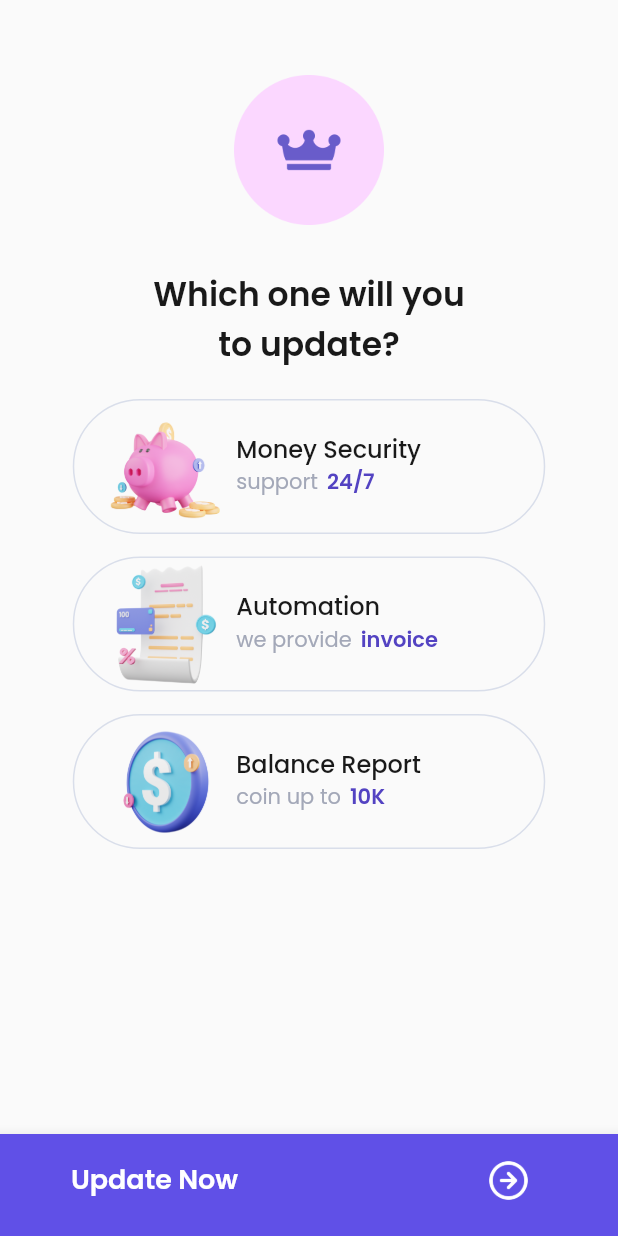
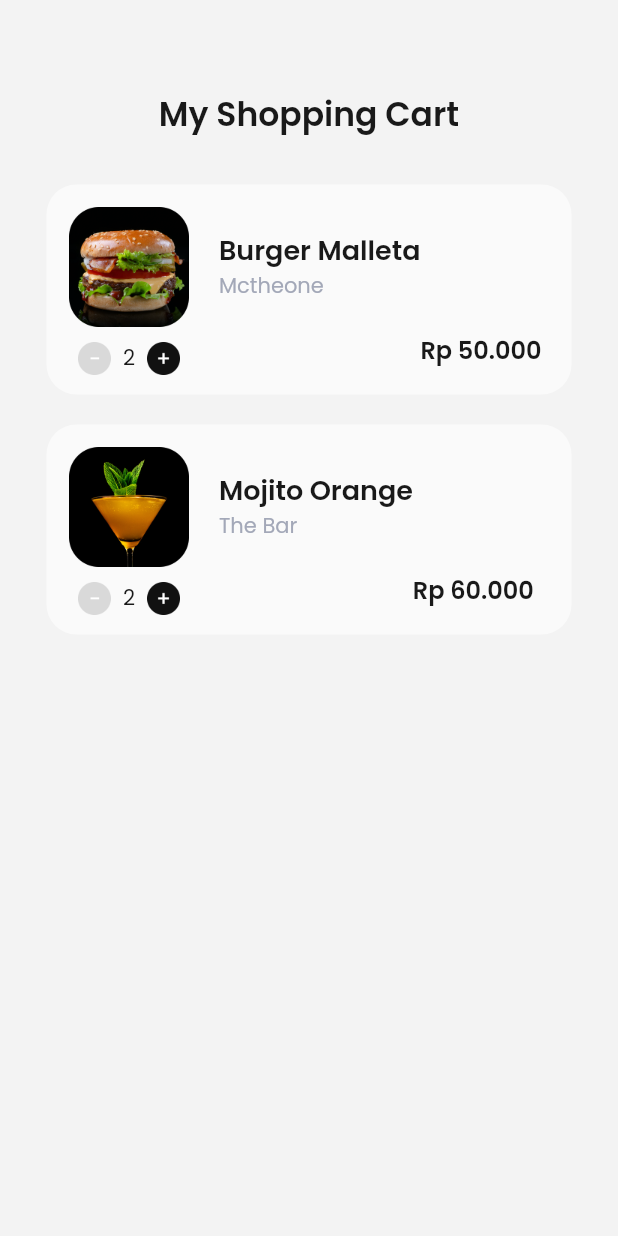
Before and after one commit to davadaviar/intro-flutter, a Flutter app: the screen it shows after launch, on a phone screen of 412 x 824 dp. Run offline on Flutter 3.47's test engine with Material 2 defaults, Android fonts, the phone set to English and light mode, and no system bars; our stand-ins replace google_fonts.

Commit message:
Add new first shopping cart page

```diff
--- a/lib/main.dart
+++ b/lib/main.dart
@@ -1,4 +1,5 @@
 import 'package:flutter/material.dart';
+import 'package:flutterday_one/pages/first_cart.dart';
 import 'package:flutterday_one/pages/first_empty.dart';
 import 'package:flutterday_one/pages/first_pricing.dart';
 import 'package:flutterday_one/pages/first_rate.dart';
@@ -14,7 +15,7 @@ class SevenDays extends StatelessWidget {
   Widget build(BuildContext context) {
     return MaterialApp(
       debugShowCheckedModeBanner: false,
-      home: FirstPricing(),
+      home: FirstCart(),
     );
   }
 }
--- /dev/null
+++ b/lib/pages/first_cart.dart
@@ -0,0 +1,153 @@
+import 'package:flutter/material.dart';
+import 'package:google_fonts/google_fonts.dart';
+
+class FirstCart extends StatefulWidget {
+  @override
+  State<FirstCart> createState() => _FirstCartState();
+}
+
+class _FirstCartState extends State<FirstCart> {
+  @override
+  Widget build(BuildContext context) {
+    Widget header() {
+      return Padding(
+        padding: const EdgeInsets.only(top: 60, left: 30, right: 30),
+        child: Column(
+          children: [
+            Center(
+              child: Text(
+                'My Shopping Cart',
+                style: GoogleFonts.poppins(
+                  color: Color(0xff191919),
+                  fontSize: 22,
+                  fontWeight: FontWeight.w600,
+                ),
+              ),
+            ),
+          ],
+        ),
+      );
+    }
+
+    ;
+
+    Widget cardCart(
+      String imgUrl,
+      String title,
+      String description,
+      String totalPrice,
+    ) {
+      return Container(
+        width: 350,
+        height: 140,
+        decoration: BoxDecoration(
+          color: Color(0xffFAFAFA),
+          borderRadius: BorderRadius.circular(20),
+        ),
+        child: Row(
+          children: [
+            Padding(
+              padding: const EdgeInsets.only(
+                top: 15,
+                left: 15,
+              ),
+              child: Column(
+                children: [
+                  Image.asset(
+                    imgUrl,
+                    width: 80,
+                  ),
+                  SizedBox(
+                    height: 10,
+                  ),
+                  Row(
+                    mainAxisAlignment: MainAxisAlignment.center,
+                    children: [
+                      Image.asset(
+                        'assets/min_icon.png',
+                        width: 22,
+                      ),
+                      SizedBox(
+                        width: 8,
+                      ),
+                      Text(
+                        '2',
+                        style: GoogleFonts.poppins(
+                          color: Color(0xff191919),
+                        ),
+                      ),
+                      SizedBox(
+                        width: 8,
+                      ),
+                      Image.asset(
+                        'assets/plus_icon.png',
+                        width: 22,
+                      ),
+                    ],
+                  )
+                ],
+              ),
+            ),
+            Padding(
+              padding: const EdgeInsets.only(
+                top: 30,
+                left: 20,
+              ),
+              child: Column(
+                crossAxisAlignment: CrossAxisAlignment.start,
+                children: [
+                  Text(
+                    title,
+                    style: GoogleFonts.poppins(
+                      color: Color(0xff191919),
+                      fontSize: 18,
+                      fontWeight: FontWeight.w600,
+                    ),
+                  ),
+                  Text(
+                    description,
+                    style: GoogleFonts.poppins(
+                      color: Color(0xffA3A8B8),
+                      fontWeight: FontWeight.w400,
+                    ),
+                  ),
+                ],
+              ),
+            ),
+            Padding(
+              padding: const EdgeInsets.only(
+                top: 80,
+              ),
+              child: Text(
+                totalPrice,
+                style: GoogleFonts.poppins(
+                    color: Color(0xff191919),
+                    fontSize: 16,
+                    fontWeight: FontWeight.w600),
+              ),
+            ),
+          ],
+        ),
+      );
+    }
+
+    return Scaffold(
+      backgroundColor: Color(0xffF3F3F3),
+      body: Column(
+        children: [
+          header(),
+          SizedBox(
+            height: 30,
+          ),
+          cardCart(
+              'assets/burger.png', 'Burger Malleta', 'Mctheone', 'Rp 50.000'),
+          SizedBox(
+            height: 20,
+          ),
+          cardCart(
+              'assets/flower.png', 'Mojito Orange', 'The Bar', 'Rp 60.000'),
+        ],
+      ),
+    );
+  }
+}
```
Also changed, not shown: assets/burger.png (added), assets/cover_random.png (added), assets/date_four.png (added), assets/date_one.png (added), assets/date_three.png (added), assets/date_two.png (added), assets/flower.png (added), assets/min_icon.png (added), assets/plus_icon.png (added).
